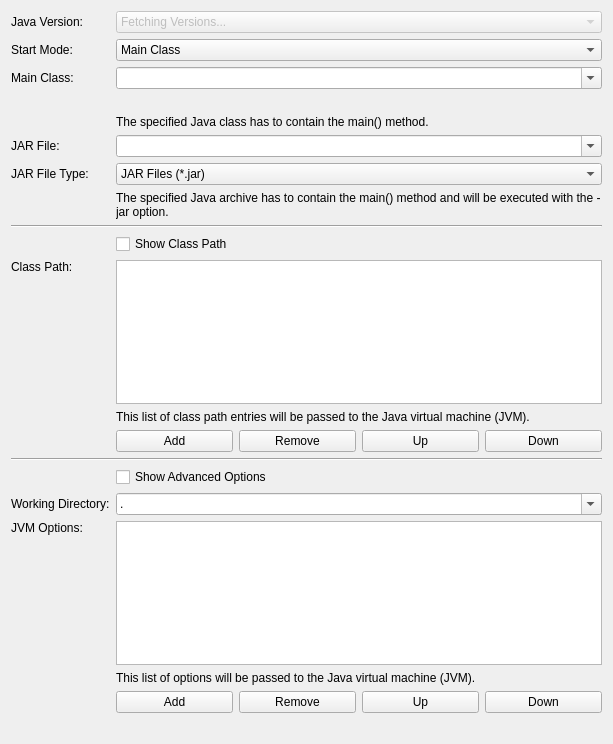
Above: src/brickv/plugin_system/plugins/red/ui/program_page_java.ui from Tinkerforge/brickv before the change. Below: the same form after it.
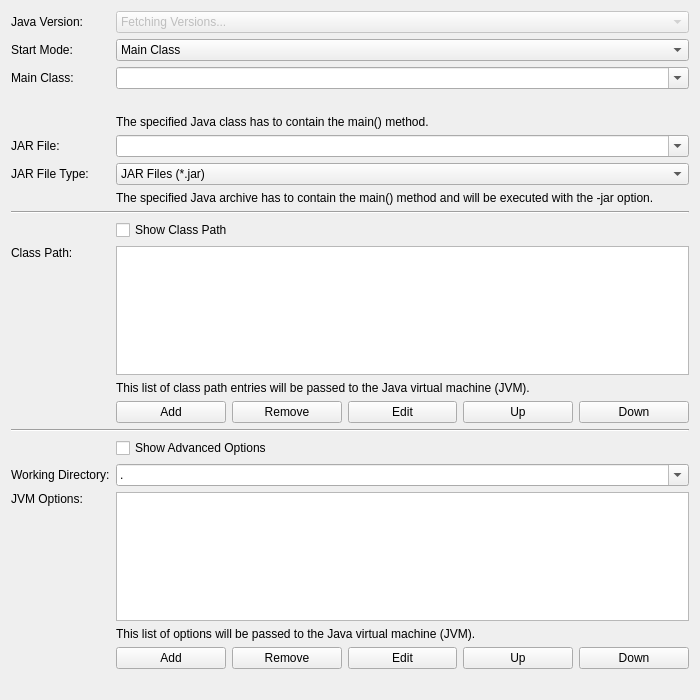
That is the form after the change.

Commit message: red: Add edit buttons to program wizard list editors

What changed in the file:
```diff
--- a/src/brickv/plugin_system/plugins/red/ui/program_page_java.ui
+++ b/src/brickv/plugin_system/plugins/red/ui/program_page_java.ui
@@ -6,8 +6,8 @@
    <rect>
     <x>0</x>
     <y>0</y>
-    <width>613</width>
-    <height>744</height>
+    <width>700</width>
+    <height>700</height>
    </rect>
   </property>
   <property name="windowTitle">
@@ -26,7 +26,7 @@
        </property>
       </widget>
      </item>
-     <item row="0" column="1" colspan="4">
+     <item row="0" column="1" colspan="5">
       <widget class="QComboBox" name="combo_version">
        <property name="enabled">
         <bool>false</bool>
@@ -51,7 +51,7 @@
        </property>
       </widget>
      </item>
-     <item row="1" column="1" colspan="4">
+     <item row="1" column="1" colspan="5">
       <widget class="QComboBox" name="combo_start_mode">
        <item>
         <property name="text">
@@ -85,7 +85,7 @@
        </property>
       </widget>
      </item>
-     <item row="7" column="1" colspan="4">
+     <item row="7" column="1" colspan="5">
       <widget class="QLabel" name="label_jar_file_help">
        <property name="text">
         <string>The specified Java archive has to contain the main() method and will be executed with the -jar option.</string>
@@ -95,7 +95,7 @@
        </property>
       </widget>
      </item>
-     <item row="4" column="1" colspan="4">
+     <item row="4" column="1" colspan="5">
       <widget class="QLabel" name="label_main_class_help">
        <property name="text">
         <string>The specified Java class has to contain the main() method.</string>
@@ -105,7 +105,7 @@
        </property>
       </widget>
      </item>
-     <item row="5" column="1" colspan="4">
+     <item row="5" column="1" colspan="5">
       <widget class="QComboBox" name="combo_jar_file">
        <property name="editable">
         <bool>true</bool>
@@ -128,7 +128,7 @@
        </property>
       </widget>
      </item>
-     <item row="10" column="1" colspan="4">
+     <item row="10" column="1" colspan="5">
       <widget class="QListWidget" name="list_class_path"/>
      </item>
      <item row="12" column="1">
@@ -145,14 +145,7 @@
        </property>
       </widget>
      </item>
-     <item row="12" column="3">
-      <widget class="QPushButton" name="button_up_class_path_entry">
-       <property name="text">
-        <string>Up</string>
-       </property>
-      </widget>
-     </item>
-     <item row="11" column="1" colspan="4">
+     <item row="11" column="1" colspan="5">
       <widget class="QLabel" name="label_class_path_help">
        <property name="text">
         <string>This list of class path entries will be passed to the Java virtual machine (JVM).</string>
@@ -162,14 +155,14 @@
        </property>
       </widget>
      </item>
-     <item row="14" column="1" colspan="4">
+     <item row="14" column="1" colspan="5">
       <widget class="QCheckBox" name="check_show_advanced_options">
        <property name="text">
         <string>Show Advanced Options</string>
        </property>
       </widget>
      </item>
-     <item row="13" column="0" colspan="5">
+     <item row="13" column="0" colspan="6">
       <widget class="Line" name="line">
        <property name="orientation">
         <enum>Qt::Horizontal</enum>
@@ -199,7 +192,7 @@
        </property>
       </widget>
      </item>
-     <item row="15" column="1" colspan="4">
+     <item row="15" column="1" colspan="5">
       <widget class="QComboBox" name="combo_working_directory">
        <property name="editable">
         <bool>true</bool>
@@ -214,7 +207,7 @@
        </item>
       </widget>
      </item>
-     <item row="16" column="1" colspan="4">
+     <item row="16" column="1" colspan="5">
       <widget class="QListWidget" name="list_options"/>
      </item>
      <item row="18" column="1">
@@ -232,27 +225,27 @@
       </widget>
      </item>
      <item row="18" column="3">
-      <widget class="QPushButton" name="button_up_option">
+      <widget class="QPushButton" name="button_edit_option">
        <property name="text">
-        <string>Up</string>
+        <string>Edit</string>
        </property>
       </widget>
      </item>
-     <item row="18" column="4">
+     <item row="18" column="5">
       <widget class="QPushButton" name="button_down_option">
        <property name="text">
         <string>Down</string>
        </property>
       </widget>
      </item>
-     <item row="12" column="4">
+     <item row="12" column="5">
       <widget class="QPushButton" name="button_down_class_path_entry">
        <property name="text">
         <string>Down</string>
        </property>
       </widget>
      </item>
-     <item row="17" column="1" colspan="4">
+     <item row="17" column="1" colspan="5">
       <widget class="QLabel" name="label_options_help">
        <property name="text">
         <string>This list of options will be passed to the Java virtual machine (JVM).</string>
@@ -272,7 +265,7 @@
        </property>
       </widget>
      </item>
-     <item row="6" column="1" colspan="4">
+     <item row="6" column="1" colspan="5">
       <widget class="QComboBox" name="combo_jar_file_type">
        <property name="currentIndex">
         <number>1</number>
@@ -289,7 +282,7 @@
        </item>
       </widget>
      </item>
-     <item row="2" column="1" colspan="4">
+     <item row="2" column="1" colspan="5">
       <widget class="QComboBox" name="combo_main_class">
        <property name="editable">
         <bool>true</bool>
@@ -299,7 +292,7 @@
        </property>
       </widget>
      </item>
-     <item row="19" column="1" colspan="4">
+     <item row="19" column="1" colspan="5">
       <widget class="QLabel" name="label_spacer">
        <property name="sizePolicy">
         <sizepolicy hsizetype="Preferred" vsizetype="Preferred">
@@ -312,21 +305,21 @@
        </property>
       </widget>
      </item>
-     <item row="8" column="0" colspan="5">
+     <item row="8" column="0" colspan="6">
       <widget class="Line" name="line_2">
        <property name="orientation">
         <enum>Qt::Horizontal</enum>
        </property>
       </widget>
      </item>
-     <item row="9" column="1" colspan="4">
+     <item row="9" column="1" colspan="5">
       <widget class="QCheckBox" name="check_show_class_path">
        <property name="text">
         <string>Show Class Path</string>
        </property>
       </widget>
      </item>
-     <item row="3" column="1" colspan="4">
+     <item row="3" column="1" colspan="5">
       <widget class="QLabel" name="label_main_class_error">
        <property name="text">
         <string>&lt;main-class-error&gt;</string>
@@ -336,6 +329,27 @@
        </property>
       </widget>
      </item>
+     <item row="18" column="4">
+      <widget class="QPushButton" name="button_up_option">
+       <property name="text">
+        <string>Up</string>
+       </property>
+      </widget>
+     </item>
+     <item row="12" column="4">
+      <widget class="QPushButton" name="button_up_class_path_entry">
+       <property name="text">
+        <string>Up</string>
+       </property>
+      </widget>
+     </item>
+     <item row="12" column="3">
+      <widget class="QPushButton" name="button_edit_class_path_entry">
+       <property name="text">
+        <string>Edit</string>
+       </property>
+      </widget>
+     </item>
     </layout>
    </item>
   </layout>
```
Left out of the diff: 2 changed lines with no effect on the pictures. The commit also changes 27 other files.
